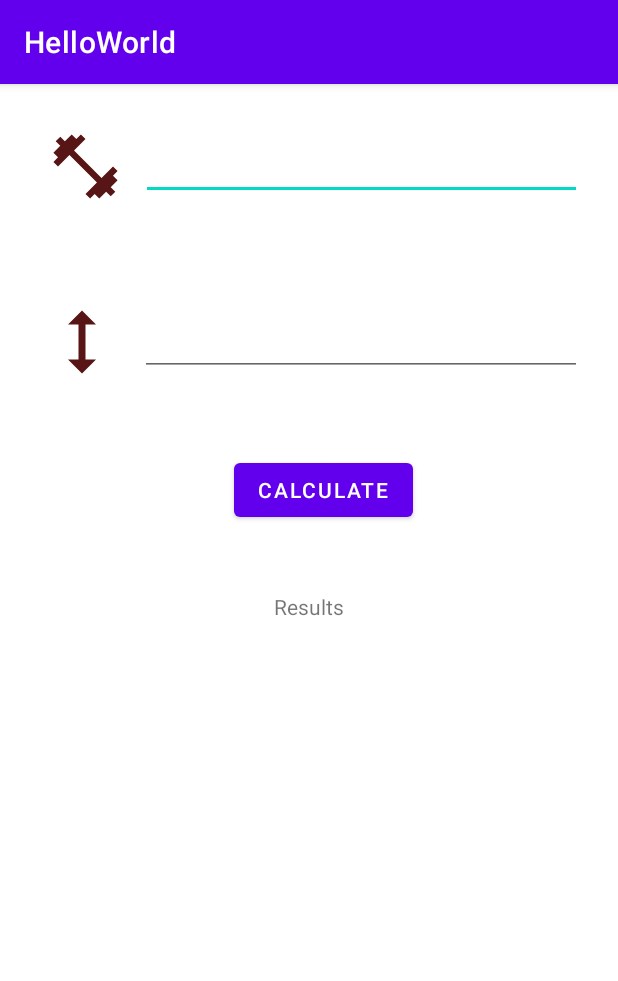
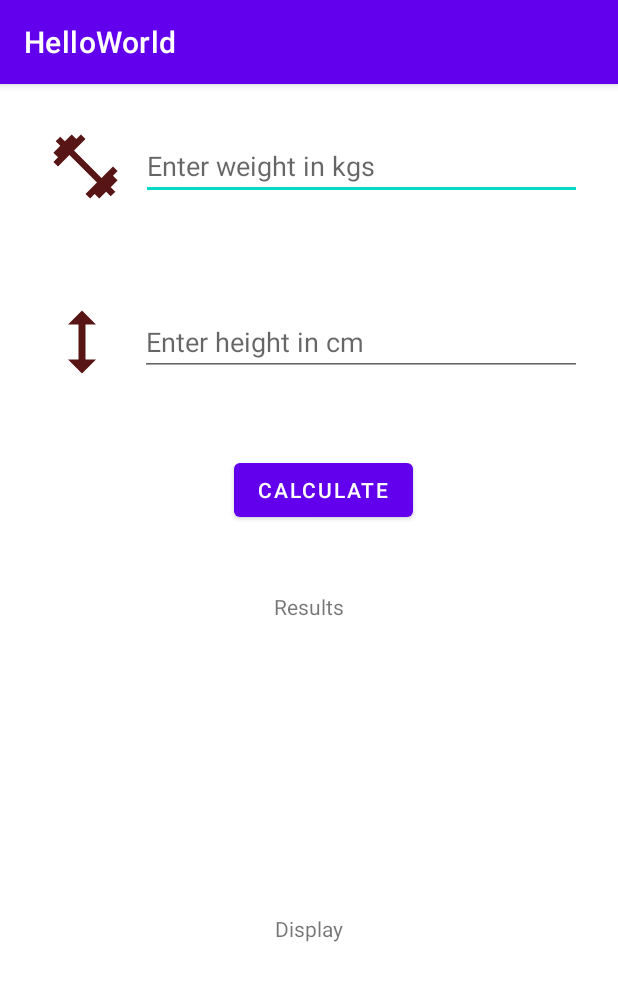
Before and after one commit to Sakina-IssaNoha/kotlinBMI, an Android app: the BmiCalculatorActivity screen opened directly, with no data from a screen before it, on a phone screen of 412 x 824 dp. Shown: the top 981 px of the screen. Run offline under Robolectric (Android 15) with nearby library versions, the phone set to English and light mode, and no system bars.

Commit message:
first commit

```diff
--- a/app/src/main/java/com/example/helloworld/BmiCalculatorActivity.kt
+++ b/app/src/main/java/com/example/helloworld/BmiCalculatorActivity.kt
@@ -1,11 +1,65 @@
 package com.example.helloworld
 
+import android.icu.number.NumberFormatter
 import androidx.appcompat.app.AppCompatActivity
 import android.os.Bundle
+import android.widget.Button
+import android.widget.EditText
+import android.widget.TextView
 
 class BmiCalculatorActivity : AppCompatActivity() {
+    lateinit var btnCalculate: Button
+    lateinit var etWeight: EditText
+    lateinit var etHeight: EditText
+    lateinit var tvResults: TextView
+    lateinit var tvDisplay: TextView
     override fun onCreate(savedInstanceState: Bundle?) {
         super.onCreate(savedInstanceState)
         setContentView(R.layout.activity_bmi_calculator)
+        btnCalculate = findViewById(R.id.btnCalculate)
+        etWeight = findViewById(R.id.etWeight)
+        etHeight = findViewById(R.id.etHeight)
+        tvResults = findViewById(R.id.tvResults)
+        tvDisplay = findViewById(R.id.tvDisplay)
+
+
+
+        btnCalculate.setOnClickListener {
+            var weight = etWeight.text.toString()
+            var height = etHeight.text.toString()
+            if (weight.isBlank()){
+                etWeight.error= "Weight is required"
+                return@setOnClickListener
+            }
+            if (height.isBlank()){
+                etHeight.error= "Height is required"
+                return@setOnClickListener
+
+        }
+            calculateBmi(weight.toDouble(),height.toInt())
+
+    }
+    }
+    fun calculateBmi(weight: Double,height: Int) {
+        var heightMeters = height / 100.0
+        var display = weight / (heightMeters * heightMeters)
+        tvResults.text = display.toString()
+        displayinput(display)
+    }
+        fun displayinput(display:Double){
+        if (display < 18.5){
+            tvDisplay.text ="Under weight"
+
+        }
+        else if(display >= 18.6 && display <=25.0){
+            tvDisplay.text ="Normal"
+        }
+        else if( display > 25.1 && display <=30.0){
+            tvDisplay.text ="Overweight"
+
+        }
+        else{
+        tvDisplay.text = "Obese"
+        }
     }
 }
--- a/app/src/main/res/layout/activity_bmi_calculator.xml
+++ b/app/src/main/res/layout/activity_bmi_calculator.xml
@@ -25,6 +25,7 @@
         android:layout_marginTop="32dp"
         android:layout_marginEnd="24dp"
         android:ems="10"
+        android:hint="Enter weight in kgs"
         android:inputType="numberDecimal"
         app:layout_constraintEnd_toEndOf="parent"
         app:layout_constraintStart_toEndOf="@+id/imgWeight"
@@ -48,13 +49,14 @@
         android:layout_marginTop="72dp"
         android:layout_marginEnd="24dp"
         android:ems="10"
+        android:hint="Enter height in cm"
         android:inputType="number"
         app:layout_constraintEnd_toEndOf="parent"
         app:layout_constraintStart_toEndOf="@+id/imgHeight"
         app:layout_constraintTop_toBottomOf="@+id/etWeight" />
 
     <Button
-        android:id="@+id/calculate"
+        android:id="@+id/btnCalculate"
         android:layout_width="wrap_content"
         android:layout_height="0dp"
         android:layout_marginTop="52dp"
@@ -72,6 +74,16 @@
         android:text="Results"
         app:layout_constraintEnd_toEndOf="parent"
         app:layout_constraintStart_toStartOf="parent"
-        app:layout_constraintTop_toBottomOf="@+id/calculate" />
+        app:layout_constraintTop_toBottomOf="@+id/btnCalculate" />
+
+    <TextView
+        android:id="@+id/tvDisplay"
+        android:layout_width="wrap_content"
+        android:layout_height="wrap_content"
+        android:text="Display"
+        app:layout_constraintBottom_toBottomOf="parent"
+        app:layout_constraintEnd_toEndOf="parent"
+        app:layout_constraintStart_toStartOf="parent"
+        app:layout_constraintTop_toBottomOf="@+id/tvResults" />
 
 </androidx.constraintlayout.widget.ConstraintLayout>
```
